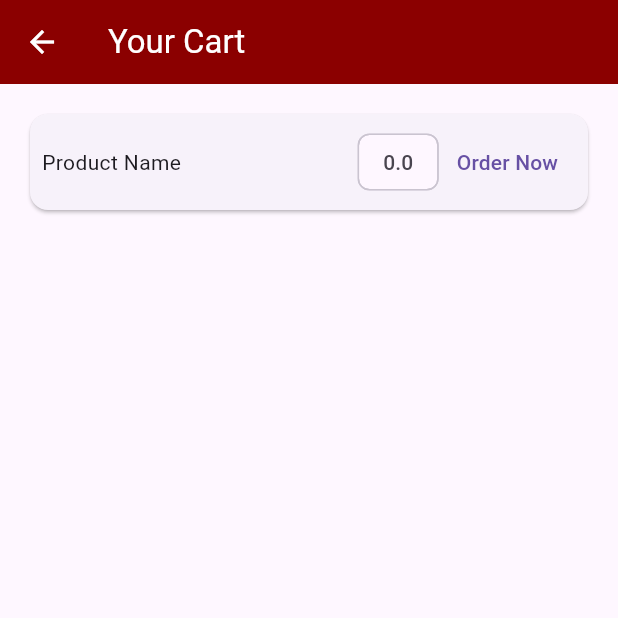
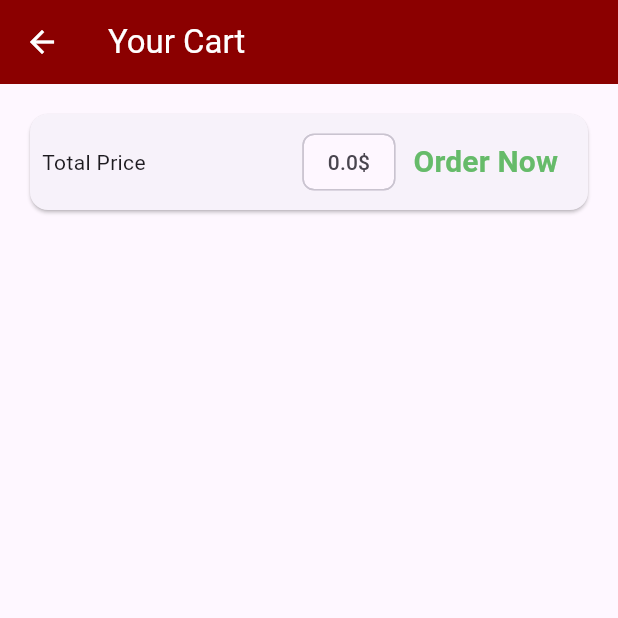
Before and after one commit to an90ass/Product-Catalog, a Flutter app: the screen it shows after launch, after a tap on the "favorite outline" icon, after a tap on the "add" icon, after a tap on the "shopping cart checkout" icon, on a phone screen of 412 x 824 dp, the top half of it. Run offline on Flutter 3.47's test engine with Material 3 defaults, Android fonts, the phone set to English and light mode, and no system bars.

Commit message:
working in shopping cart

```diff
--- a/product_catalog/lib/features/Screens/cartScreen.dart
+++ b/product_catalog/lib/features/Screens/cartScreen.dart
@@ -1,14 +1,16 @@
 // import 'dart:js';
 
 import 'package:flutter/material.dart';
+import 'package:product_catalog/config/items/app_colors.dart';
 import 'package:provider/provider.dart';
 
 import '../../providers/cart_provider/cartProvider.dart';
+import '../Widgets/cartItem.dart';
 
-class CartScreen extends StatelessWidget{
-  const CartScreen({Key? key}): super(key: key);
+class CartScreen extends StatelessWidget {
+  const CartScreen({Key? key}) : super(key: key);
   Widget build(BuildContext context) {
-      final cart =Provider.of<Cart>(context);
+    final cart = Provider.of<Cart>(context);
 
     return Scaffold(
       appBar: AppBar(
@@ -22,16 +24,35 @@ class CartScreen extends StatelessWidget{
               child: Row(
                   mainAxisAlignment: MainAxisAlignment.spaceBetween,
                   children: [
-                Text('Product Name'),
+                    Text('Total Price'),
                     Spacer(),
-                Chip(label: Text("${cart.totalToPay.toString()}")),
-                TextButton(onPressed: (){}, child: Text("Order Now"))
-              ]
+                    Chip(label: Text("${cart.totalToPay.toString()}\$")),
+                    TextButton(onPressed: () {}, child: Text("Order Now",
+                    style: TextStyle(
+                      color: AppColors.accentColor,
+                      fontWeight: FontWeight.bold,
+                      fontSize: 20
+                    ),))
+                  ]),
+            )),
+        const SizedBox(
+          height: 20,
         ),
-          )
+        Expanded(
+          child: ListView.builder(
+            itemCount: cart.items.length,
+            itemBuilder: (context, index) {
+              return CartItemTile(
+                id: cart.items.values.toList()[index].id,
+                title: cart.items.values.toList()[index].title,
+                price: cart.items.values.toList()[index].price,
+                quantity: cart.items.values.toList()[index].quantity,
+                productId: cart.items.keys.toList()[index]
+              );
+            },
+          ),
         )
       ]),
     );
   }
-
 }
--- a/product_catalog/lib/providers/cart_provider/cartProvider.dart
+++ b/product_catalog/lib/providers/cart_provider/cartProvider.dart
@@ -16,8 +16,8 @@ class CartItem {
 class Cart with ChangeNotifier {
   Map<String, CartItem> _items = {};
 
-  Map<String, CartItem> get Items {
-    return {...Items};
+  Map<String, CartItem> get items {
+    return {..._items};
   }
 
   void addItem({required String productId, price, title}) {
@@ -49,4 +49,8 @@ class Cart with ChangeNotifier {
 
     return total;
   }
+  void removeItem(String productId){
+    _items.remove(productId);
+    notifyListeners();
+  }
 }
```
Also changed, not shown: product_catalog/lib/features/Widgets/cartItem.dart (added, +43 -0 lines). Lines whose indentation alone changed are shown as unchanged.
